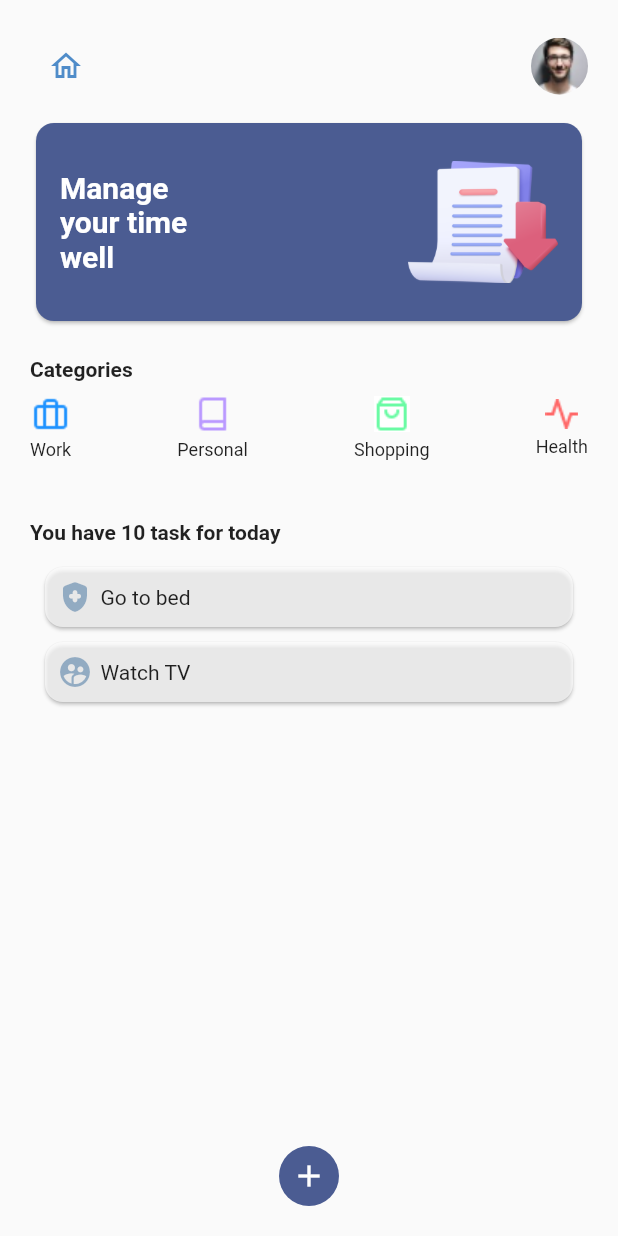
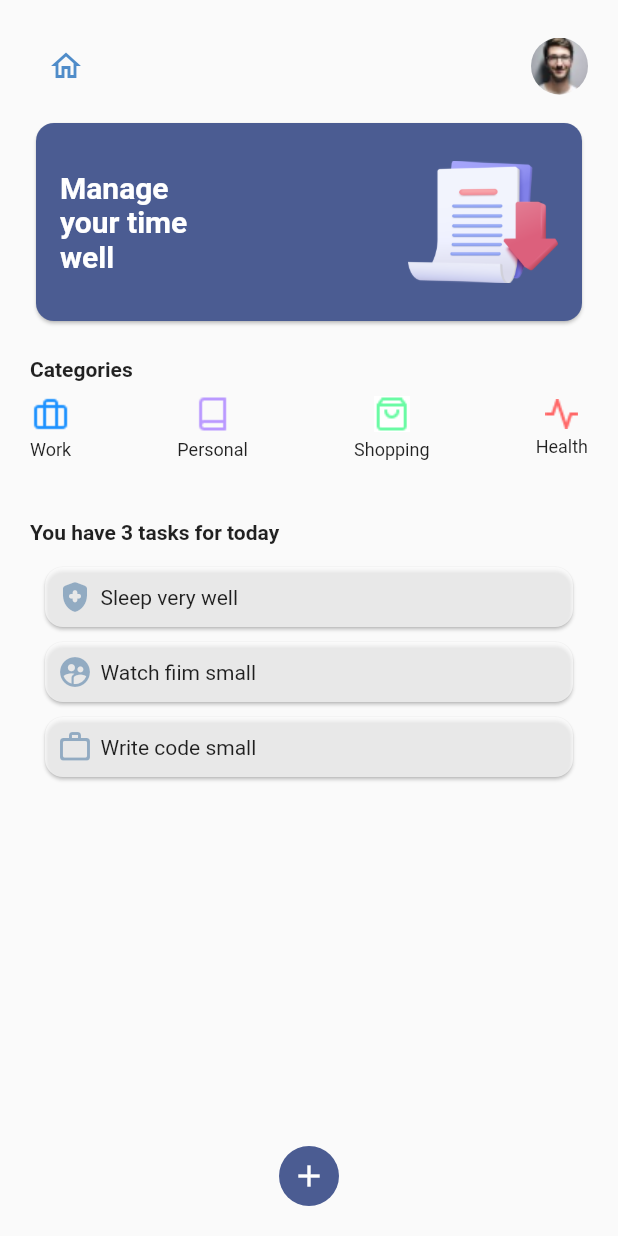
Before and after one commit to Chosen2730/todoFlutter, a Flutter app: the screen it shows after launch, after a tap on "Get Started", on a phone screen of 412 x 824 dp. Run offline on Flutter 3.47's test engine with Material 2 defaults, Android fonts, the light colour scheme and no system bars.

```diff
--- a/lib/screens/todo_main.dart
+++ b/lib/screens/todo_main.dart
@@ -12,8 +12,9 @@ class TodoScreen extends StatelessWidget {
   @override
   Widget build(BuildContext context) {
     final List<Todos> allTodos = [
-      Todos(todo: "Go to bed", category: Category.health),
-      Todos(todo: "Watch TV", category: Category.personal),
+      Todos(todo: "Sleep very well", category: Category.health),
+      Todos(todo: "Watch fiim small", category: Category.personal),
+      Todos(todo: "Write code small", category: Category.work),
     ];
 
     void addTodo() {
@@ -87,9 +88,9 @@ class TodoScreen extends StatelessWidget {
           const SizedBox(
             height: 40,
           ),
-          const Text(
-            "You have 10 task for today",
-            style: TextStyle(
+          Text(
+            "You have ${allTodos.length} tasks for today",
+            style: const TextStyle(
               fontSize: 14,
               fontWeight: FontWeight.bold,
             ),
```
